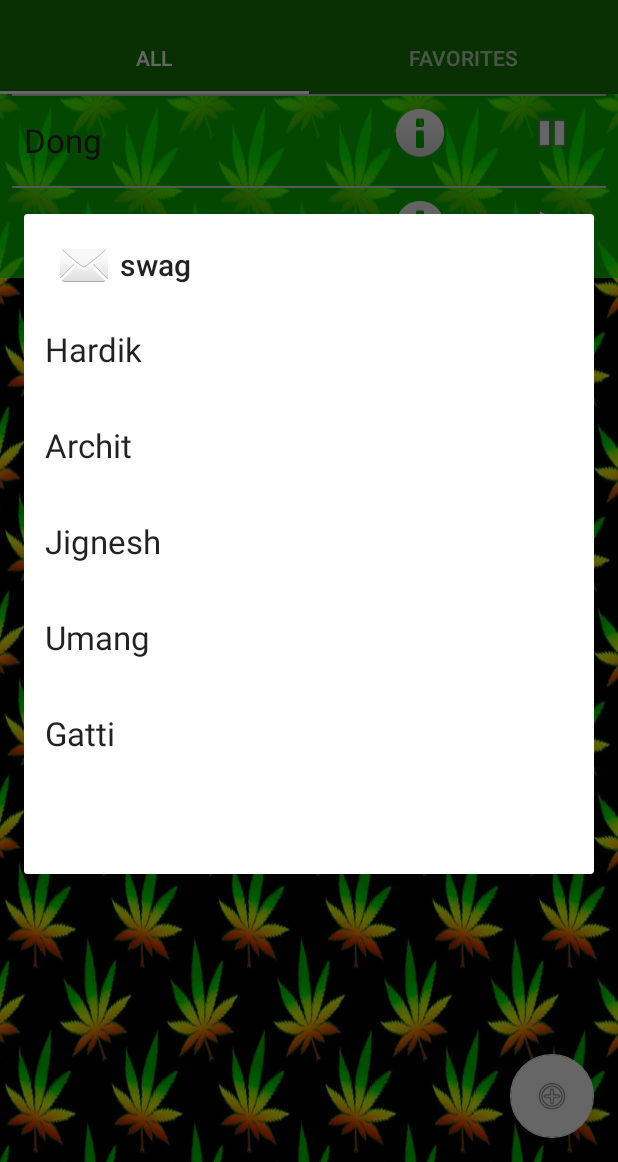
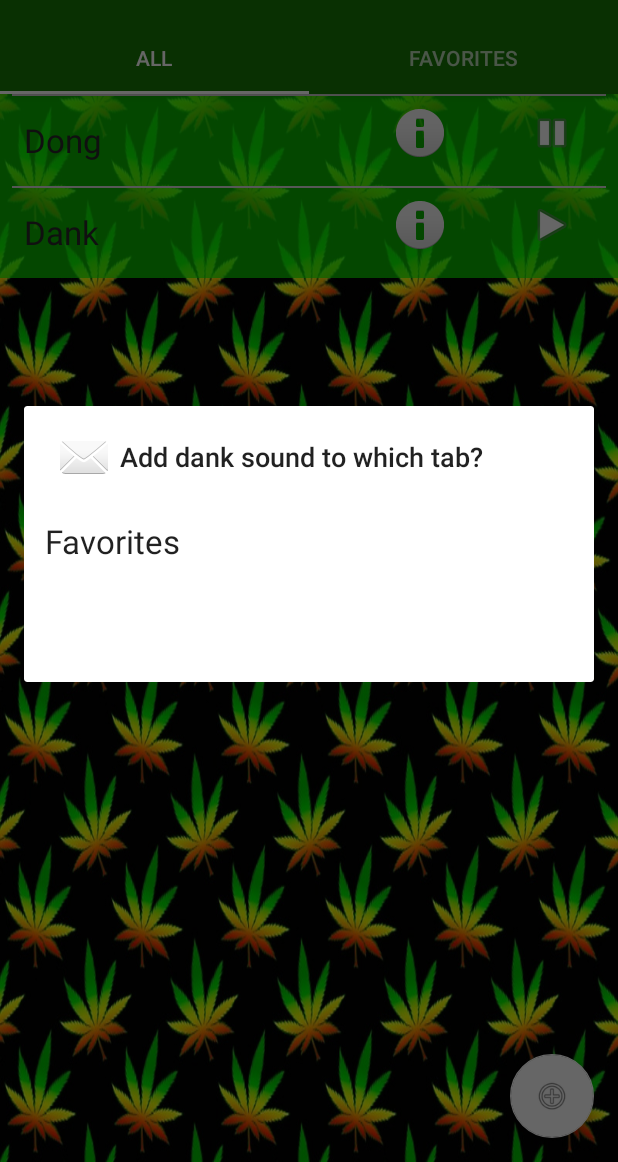
Before and after one commit to hawaiianmoose/Android-DankBoard, an Android app: the screen it shows after launch (MainActivity), after a tap on an icon or button, on a phone screen of 412 x 824 dp, the part 74-1236 px from its top. Run offline under Robolectric (Android 15) with nearby library versions, the phone set to English and light mode, and no system bars; 1 other tap on this screen came first.

Commit message:
add tabs working

```diff
--- a/app/src/main/java/com/boomcity/dankboard/Utils.kt
+++ b/app/src/main/java/com/boomcity/dankboard/DataService.kt
@@ -5,7 +5,7 @@ import android.support.v4.view.ViewPager
 import android.support.v7.widget.RecyclerView
 import com.google.gson.Gson
 
-class Utils {
+class DataService {
     companion object{
         private lateinit var viewPager: ViewPager
         private lateinit var tabsDataObject: TabsData
@@ -27,6 +27,8 @@ class Utils {
 
         fun addNewTab(tabName: String, tabIndex: Int) {
             tabsDataObject.tabsInfo!!.add(TabDataInfo(tabName,tabIndex))
+            var json = gson.toJson(tabsDataObject)
+            sharedPreferences.edit().putString("TabsDataInfo", json).apply()
         }
 
         fun addClipToFavoriteTab(soundClip: SoundClip, tabIndex: Int){
@@ -34,7 +36,11 @@ class Utils {
             var recyclerView = selectedTabView.findViewById(R.id.recycler_view) as RecyclerView
             var soundAdapter = recyclerView.adapter as SoundRecyclerAdapter
             soundAdapter.addSoundClip()
-            tabsDataObject.getTab(tabIndex)!!.soundClips!!.add(soundClip)
+
+            var check = tabsDataObject
+            var check2 = tabsDataObject.getTab(tabIndex)
+
+            tabsDataObject.getTab(tabIndex)!!.soundClips.add(soundClip)
             var json = gson.toJson(tabsDataObject)
             sharedPreferences.edit().putString("TabsDataInfo", json).apply()
         }
--- a/app/src/main/java/com/boomcity/dankboard/MainActivity.kt
+++ b/app/src/main/java/com/boomcity/dankboard/MainActivity.kt
@@ -33,7 +33,7 @@ class MainActivity : AppCompatActivity() {
         mViewPager.adapter = mSectionsPagerAdapter
         mViewPager.setOffscreenPageLimit(5) //fuck android, set this to the total number of tabs that are created including ALL
 
-        Utils.setViewpager(mViewPager)
+        DataService.setViewpager(mViewPager)
 
         tabLayout = findViewById(R.id.tabs) as TabLayout
         tabLayout.setupWithViewPager(mViewPager)
@@ -88,11 +88,11 @@ class MainActivity : AppCompatActivity() {
             tabsData = TabsData(mutableListOf(TabDataInfo("Favorites",1, mutableListOf())))
         }
 
-        Utils.init(tabsData,sharedPrefs)
+        DataService.init(tabsData,sharedPrefs)
     }
 
     fun addNewTab() {
-        tabLayout.addTab(tabLayout.newTab().setText("New Tab"))
+        tabLayout.addTab(tabLayout.newTab())
         mSectionsPagerAdapter!!.addNewTab()
     }
 
@@ -123,7 +123,7 @@ class MainActivity : AppCompatActivity() {
 
     inner class SectionsPagerAdapter(fm: FragmentManager) : FragmentPagerAdapter(fm) {
 
-        private var tabCount: Int = Utils.getTabsData().tabsInfo!!.size + 1
+        private var tabCount: Int = DataService.getTabsData().tabsInfo!!.size + 1
 
         override fun getItem(position: Int): Fragment {
             return TabFragment.newInstance(position + 1)
@@ -137,13 +137,13 @@ class MainActivity : AppCompatActivity() {
             when (position) {
                 0 -> return "All"
             }
-            return Utils.getTabsData().tabsInfo!![position - 1].name
+            return DataService.getTabsData().tabsInfo!![position - 1].name
         }
 
         fun addNewTab() {
+            DataService.addNewTab("New Tab", tabCount)
             tabCount++
             notifyDataSetChanged()
-            Utils.addNewTab("Favorites" + tabCount, tabCount)
         }
     }
 }
--- a/app/src/main/java/com/boomcity/dankboard/SoundRecyclerAdapter.kt
+++ b/app/src/main/java/com/boomcity/dankboard/SoundRecyclerAdapter.kt
@@ -49,16 +49,15 @@ class SoundRecyclerAdapter(data: MutableList<SoundClip>) : RecyclerView.Adapter<
     fun showTabSelectionDialog(context: Context, soundClip: SoundClip) {
         val builder = AlertDialog.Builder(context)
         builder.setIcon(android.R.drawable.ic_dialog_email)
-        builder.setTitle("swag")
+        builder.setTitle("Add dank sound to which tab?")
 
         var arrayAdapter = ArrayAdapter<String>(context, android.R.layout.select_dialog_item)
-        arrayAdapter.add("Hardik")
-        arrayAdapter.add("Archit")
-        arrayAdapter.add("Jignesh")
-        arrayAdapter.add("Umang")
-        arrayAdapter.add("Gatti")
 
-        builder.setNegativeButton("cancel", { dialog, which ->
+        for (tab in DataService.getTabsData().tabsInfo!!) {
+            arrayAdapter.add(tab.name)
+        }
+
+        builder.setNegativeButton("Cancel", { dialog, which ->
             dialog.dismiss()
         })
 
@@ -75,7 +74,7 @@ class SoundRecyclerAdapter(data: MutableList<SoundClip>) : RecyclerView.Adapter<
 //            })
 //            builderInner.show()
 
-            Utils.addClipToFavoriteTab(soundClip, which + 1)
+            DataService.addClipToFavoriteTab(soundClip, which + 1)
         })
         builder.show()
     }
--- a/app/src/main/java/com/boomcity/dankboard/TabFragment.kt
+++ b/app/src/main/java/com/boomcity/dankboard/TabFragment.kt
@@ -24,7 +24,7 @@ class TabFragment : Fragment() {
 
         //Use this to initiate the proper tab
         var tabIndex = this.arguments["tab_number"] as Int
-        var tabInfo = Utils.getTabsData().getTab(tabIndex -1)
+        var tabInfo = DataService.getTabsData().getTab(tabIndex -1)
 
         if (tabIndex == 1) {
             var myDataset = mutableListOf<SoundClip>(SoundClip("Dong",R.raw.test_sound), SoundClip("Dank",R.raw.test_sound))
```
